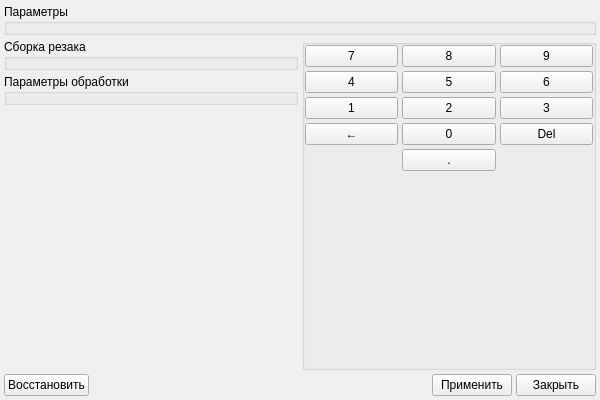
First picture: the form in phx-cnc-ui-mainform/src/forms/CXParam.ui, repository superkulpa/phx-cnc-ui, before the edit.
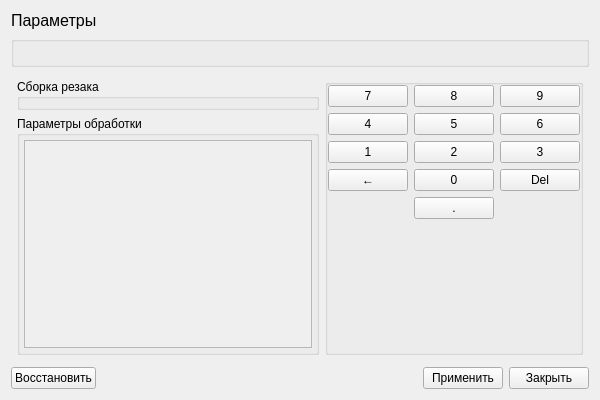
Second picture: the form after the edit. Custom widgets are drawn as their Qt base class.

```diff
--- a/phx-cnc-ui-mainform/src/forms/CXParam.ui
+++ b/phx-cnc-ui-mainform/src/forms/CXParam.ui
@@ -14,14 +14,32 @@
    <string>CXParamUi</string>
   </property>
   <layout class="QVBoxLayout" name="verticalLayout">
+   <item>
+    <widget class="QLabel" name="label">
+     <property name="sizePolicy">
+      <sizepolicy hsizetype="Preferred" vsizetype="Preferred">
+       <horstretch>0</horstretch>
+       <verstretch>0</verstretch>
+      </sizepolicy>
+     </property>
+     <property name="font">
+      <font>
+       <pointsize>12</pointsize>
+      </font>
+     </property>
+     <property name="text">
+      <string>Параметры</string>
+     </property>
+    </widget>
+   </item>
    <item>
     <widget class="QGroupBox" name="mKeysBox">
      <property name="title">
-     <string>Параметры</string>
+      <string/>
      </property>
      <layout class="QHBoxLayout" name="mKeysLayout">
       <property name="margin">
-       <number>0</number>
+       <number>4</number>
       </property>
      </layout>
     </widget>
@@ -34,7 +52,7 @@
      <widget class="QWidget" name="page">
       <layout class="QGridLayout" name="gridLayout_2">
        <property name="margin">
-        <number>0</number>
+        <number>6</number>
        </property>
        <item row="0" column="0">
         <widget class="QGroupBox" name="groupBox">
@@ -43,7 +61,7 @@
          </property>
          <layout class="QHBoxLayout" name="mImagesLayout">
           <property name="margin">
-           <number>0</number>
+           <number>4</number>
           </property>
          </layout>
         </widget>
@@ -252,32 +270,33 @@
            <property name="title">
             <string>Параметры обработки</string>
            </property>
-           <layout class="QGridLayout" name="mValuesLayout">
-            <property name="horizontalSpacing">
+           <layout class="QVBoxLayout" name="verticalLayout_4">
+            <property name="spacing">
              <number>0</number>
             </property>
-            <property name="verticalSpacing">
-             <number>4</number>
-            </property>
             <property name="margin">
-             <number>0</number>
+             <number>4</number>
             </property>
+            <item>
+             <widget class="QScrollArea" name="mValuesScroll">
+              <property name="widgetResizable">
+               <bool>true</bool>
+              </property>
+              <widget class="QWidget" name="scrollAreaWidgetContents">
+               <property name="geometry">
+                <rect>
+                 <x>0</x>
+                 <y>0</y>
+                 <width>303</width>
+                 <height>239</height>
+                </rect>
+               </property>
+              </widget>
+             </widget>
+            </item>
            </layout>
           </widget>
          </item>
-         <item>
-          <spacer name="verticalSpacer">
-           <property name="orientation">
-            <enum>Qt::Vertical</enum>
-           </property>
-           <property name="sizeHint" stdset="0">
-            <size>
-             <width>20</width>
-             <height>40</height>
-            </size>
-           </property>
-          </spacer>
-         </item>
         </layout>
        </item>
       </layout>
@@ -355,7 +374,7 @@
    </item>
   </layout>
  </widget>
- <layoutdefault spacing="4" margin="4"/>
+ <layoutdefault spacing="6" margin="11"/>
  <customwidgets>
   <customwidget>
    <class>CXTouchButton</class>
```
